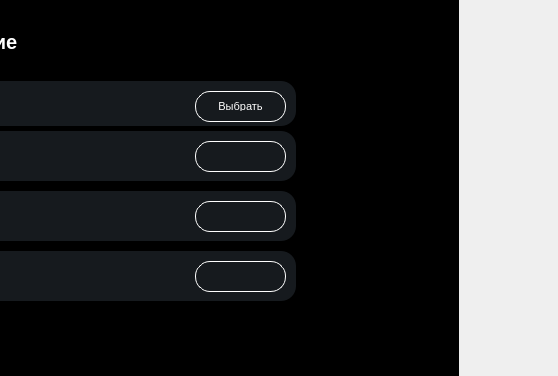
Before: the Qt Designer form SettingsWidjets/EnergyPower.ui in zoomprog/ZoomDesctop, drawn with Qt 5; both pictures show x 556 to 1114 and y 0 to 376 of the 1114 by 731 pixel window.
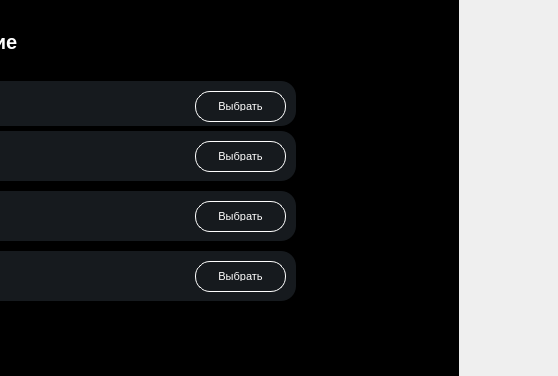
After: the same form once the commit is applied.

The edit to the form file:
```diff
--- a/SettingsWidjets/EnergyPower.ui
+++ b/SettingsWidjets/EnergyPower.ui
@@ -394,7 +394,7 @@
 </string>
         </property>
         <property name="text">
-         <string/>
+         <string>Выбрать</string>
         </property>
        </widget>
        <widget class="QLabel" name="labelTextPow">
@@ -498,7 +498,7 @@
 </string>
         </property>
         <property name="text">
-         <string/>
+         <string>Выбрать</string>
         </property>
        </widget>
        <widget class="QLabel" name="labelTextHibernation">
@@ -602,7 +602,7 @@
 </string>
         </property>
         <property name="text">
-         <string/>
+         <string>Выбрать</string>
         </property>
        </widget>
        <widget class="QLabel" name="labelTextPow_PowerThrottling">
```
